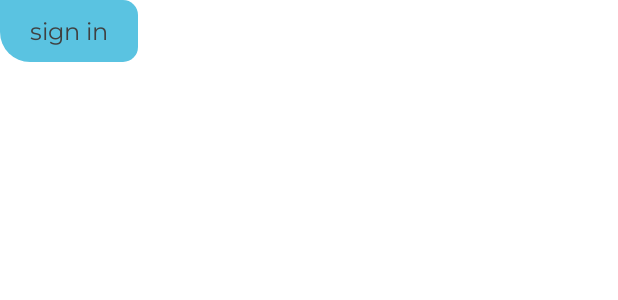
After one commit to sultanov-be/App-with-FireBase, an Android app: the layout chat_item_left.xml on its own in the app's theme, with its tools: preview values and no code run, on a phone screen of 412 x 824 dp. The commit adds this screen. Shown: the top 300 px of the screen. Run offline under Robolectric (Android 15) with nearby library versions, the phone set to English and light mode, and no system bars.

Commit message:
Added chat message items.

```diff
--- /dev/null
+++ b/app/src/main/res/drawable/left_bg.xml
@@ -0,0 +1,11 @@
+<?xml version="1.0" encoding="utf-8"?>
+<shape xmlns:android="http://schemas.android.com/apk/res/android"
+    android:shape="rectangle">
+
+    <corners
+        android:radius="10dp"
+        android:topLeftRadius="0dp"
+        android:bottomLeftRadius="20dp"/>
+
+    <solid android:color="@color/blue"/>
+</shape>
--- /dev/null
+++ b/app/src/main/res/layout/chat_item_left.xml
@@ -0,0 +1,17 @@
+<?xml version="1.0" encoding="utf-8"?>
+<LinearLayout xmlns:android="http://schemas.android.com/apk/res/android"
+    android:layout_width="wrap_content"
+    android:layout_height="wrap_content"
+    android:background="@drawable/left_bg">
+
+    <TextView
+        style="@style/StartPrimaryStyle"
+        android:layout_width="wrap_content"
+        android:layout_height="wrap_content"
+        android:layout_marginStart="20dp"
+        android:layout_marginTop="10dp"
+        android:layout_marginEnd="20dp"
+        android:layout_marginBottom="10dp"
+        android:text="@string/sign_in" />
+
+</LinearLayout>
--- a/app/src/main/res/values/dimens.xml
+++ b/app/src/main/res/values/dimens.xml
@@ -4,7 +4,7 @@
     <dimen name="text_hint_size_auth">14sp</dimen>
     <dimen name="text_button_size_15sp">14sp</dimen>
     <dimen name="text_blue_size_14sp">14sp</dimen>
-    <dimen name="text_start_primary_size_14sp">14sp</dimen>
+    <dimen name="text_start_primary_size_14sp">16sp</dimen>
     <dimen name="text_sub_title_size">24sp</dimen>
 
     <dimen name="line_extra_space_4dp">4dp</dimen>
```
Also changed, not shown: app/src/main/res/drawable/right_bg.xml (added, +11 -0 lines), app/src/main/res/layout/chat_item_right.xml (added, +17 -0 lines).
